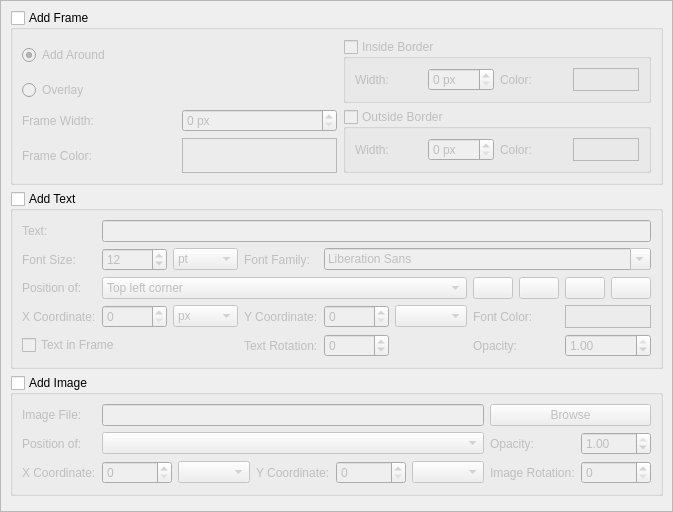
Above: dialogs/convert/effectsscrollarea.ui from marek629/SIR before the change. Below: the same form after it.
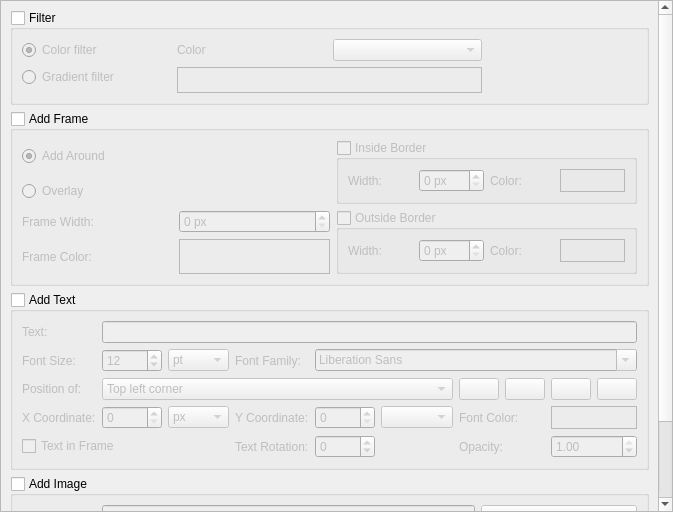
That is the form after the change. Custom widgets are drawn as their Qt base class.

Commit message: added filter effect; fixed painting effect for size in bytes

What changed in the file:
```diff
--- a/dialogs/convert/effectsscrollarea.ui
+++ b/dialogs/convert/effectsscrollarea.ui
@@ -19,14 +19,14 @@
   <widget class="QWidget" name="scrollAreaWidgetContents">
    <property name="geometry">
     <rect>
-     <x>-13</x>
+     <x>-26</x>
      <y>0</y>
-     <width>667</width>
-     <height>517</height>
+     <width>680</width>
+     <height>621</height>
     </rect>
    </property>
    <layout class="QGridLayout" name="gridLayout_2">
-    <item row="2" column="0">
+    <item row="3" column="0">
      <widget class="QGroupBox" name="imageGroupBox">
       <property name="title">
        <string>Add Image</string>
@@ -124,7 +124,20 @@
       </layout>
      </widget>
     </item>
-    <item row="1" column="0">
+    <item row="4" column="0">
+     <spacer name="verticalSpacer">
+      <property name="orientation">
+       <enum>Qt::Vertical</enum>
+      </property>
+      <property name="sizeHint" stdset="0">
+       <size>
+        <width>20</width>
+        <height>40</height>
+       </size>
+      </property>
+     </spacer>
+    </item>
+    <item row="2" column="0">
      <widget class="QGroupBox" name="textGroupBox">
       <property name="title">
        <string>Add Text</string>
@@ -412,7 +425,7 @@
       </layout>
      </widget>
     </item>
-    <item row="0" column="0">
+    <item row="1" column="0">
      <widget class="QGroupBox" name="frameGroupBox">
       <property name="title">
        <string>Add Frame</string>
@@ -567,18 +580,73 @@
       </layout>
      </widget>
     </item>
-    <item row="3" column="0">
-     <spacer name="verticalSpacer">
-      <property name="orientation">
-       <enum>Qt::Vertical</enum>
+    <item row="0" column="0">
+     <widget class="QGroupBox" name="filterGroupBox">
+      <property name="title">
+       <string>Filter</string>
       </property>
-      <property name="sizeHint" stdset="0">
-       <size>
-        <width>20</width>
-        <height>40</height>
-       </size>
+      <property name="checkable">
+       <bool>true</bool>
       </property>
-     </spacer>
+      <property name="checked">
+       <bool>false</bool>
+      </property>
+      <layout class="QGridLayout" name="gridLayout_5">
+       <item row="0" column="3" rowspan="3">
+        <widget class="GradientEditWidget" name="filterGradientWidget" native="true"/>
+       </item>
+       <item row="3" column="0">
+        <spacer name="verticalSpacer_2">
+         <property name="orientation">
+          <enum>Qt::Vertical</enum>
+         </property>
+         <property name="sizeHint" stdset="0">
+          <size>
+           <width>20</width>
+           <height>40</height>
+          </size>
+         </property>
+        </spacer>
+       </item>
+       <item row="0" column="2">
+        <widget class="QComboBox" name="filterTypeComboBox"/>
+       </item>
+       <item row="0" column="1">
+        <widget class="QLabel" name="filterTypeLabel">
+         <property name="text">
+          <string>Color</string>
+         </property>
+        </widget>
+       </item>
+       <item row="1" column="1" rowspan="2" colspan="2">
+        <widget class="BrushFrame" name="filterBrushFrame">
+         <property name="frameShape">
+          <enum>QFrame::StyledPanel</enum>
+         </property>
+         <property name="frameShadow">
+          <enum>QFrame::Raised</enum>
+         </property>
+        </widget>
+       </item>
+       <item row="1" column="0">
+        <widget class="QRadioButton" name="filterGradientRadioButton">
+         <property name="text">
+          <string>Gradient filter</string>
+         </property>
+        </widget>
+       </item>
+       <item row="0" column="0">
+        <widget class="QRadioButton" name="filterColorRadioButton">
+         <property name="text">
+          <string>Color filter</string>
+         </property>
+         <property name="checked">
+          <bool>true</bool>
+         </property>
+        </widget>
+       </item>
+      </layout>
+     </widget>
     </item>
    </layout>
   </widget>
@@ -595,6 +663,18 @@
    <extends>QSpinBox</extends>
    <header>widgets/posspinbox.h</header>
   </customwidget>
+  <customwidget>
+   <class>BrushFrame</class>
+   <extends>QFrame</extends>
+   <header>widgets/brushframe.h</header>
+   <container>1</container>
+  </customwidget>
+  <customwidget>
+   <class>GradientEditWidget</class>
+   <extends>QWidget</extends>
+   <header>widgets/gradienteditwidget.h</header>
+   <container>1</container>
+  </customwidget>
  </customwidgets>
  <resources/>
  <connections/>
```
The commit also changes 18 other files.
